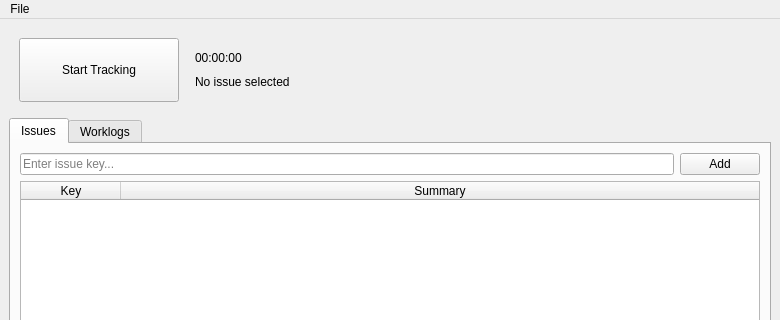
Old version of the form resources/main_window.ui in the repository citizen-stig/pyjtt; both pictures show x 0 to 780 and y 0 to 320 of the 780 by 640 pixel window.
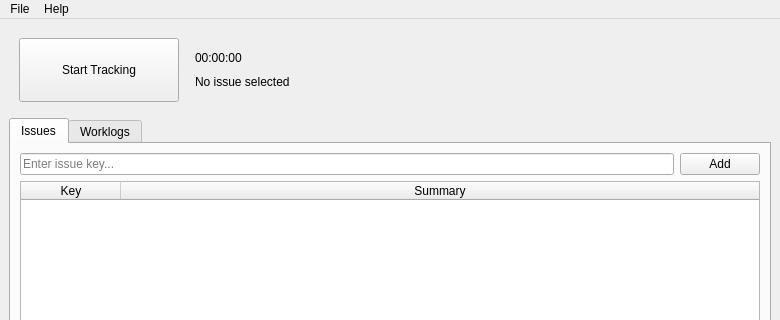
New version of the form. The open tabs and pages were chosen to show the change. Icons and pictures are not drawn.

Patch:
```diff
--- a/resources/main_window.ui
+++ b/resources/main_window.ui
@@ -403,7 +403,14 @@
     <addaction name="actionLogout"/>
     <addaction name="actionExit"/>
    </widget>
+   <widget class="QMenu" name="menuHelp">
+    <property name="title">
+     <string>Help</string>
+    </property>
+    <addaction name="actionAbout_Qt_2"/>
+   </widget>
    <addaction name="menuFile"/>
+   <addaction name="menuHelp"/>
   </widget>
   <widget class="QStatusBar" name="statusbar"/>
   <action name="actionReresh_issue">
```
Left out of the diff: 13 changed lines with no effect on the pictures.
